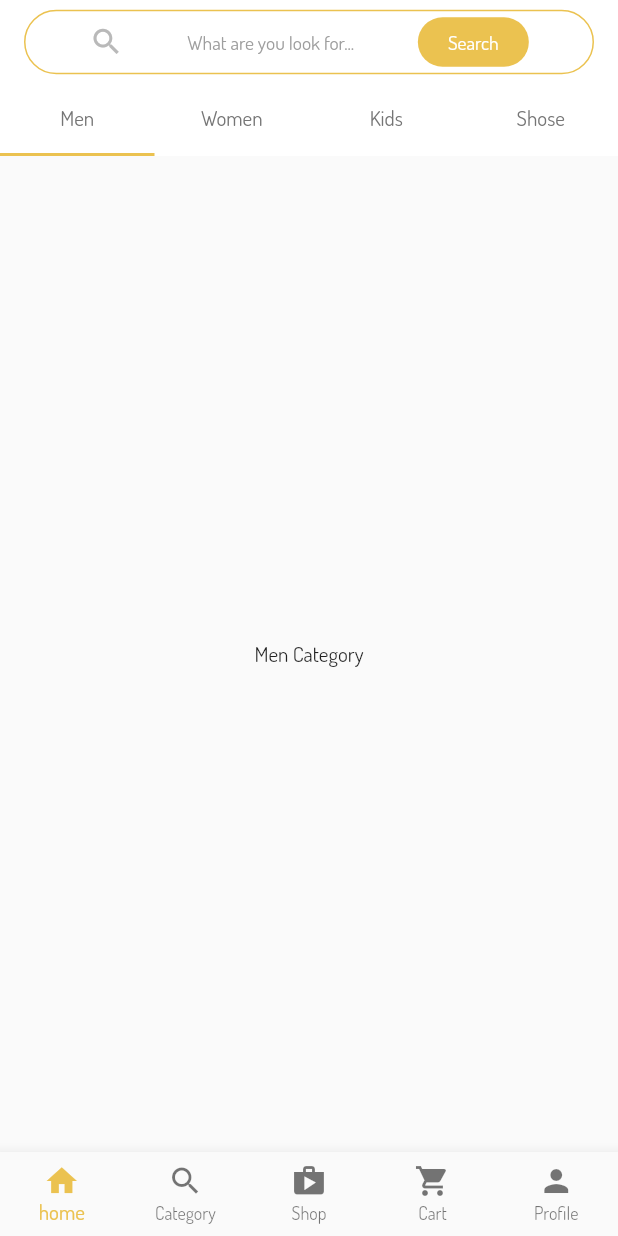
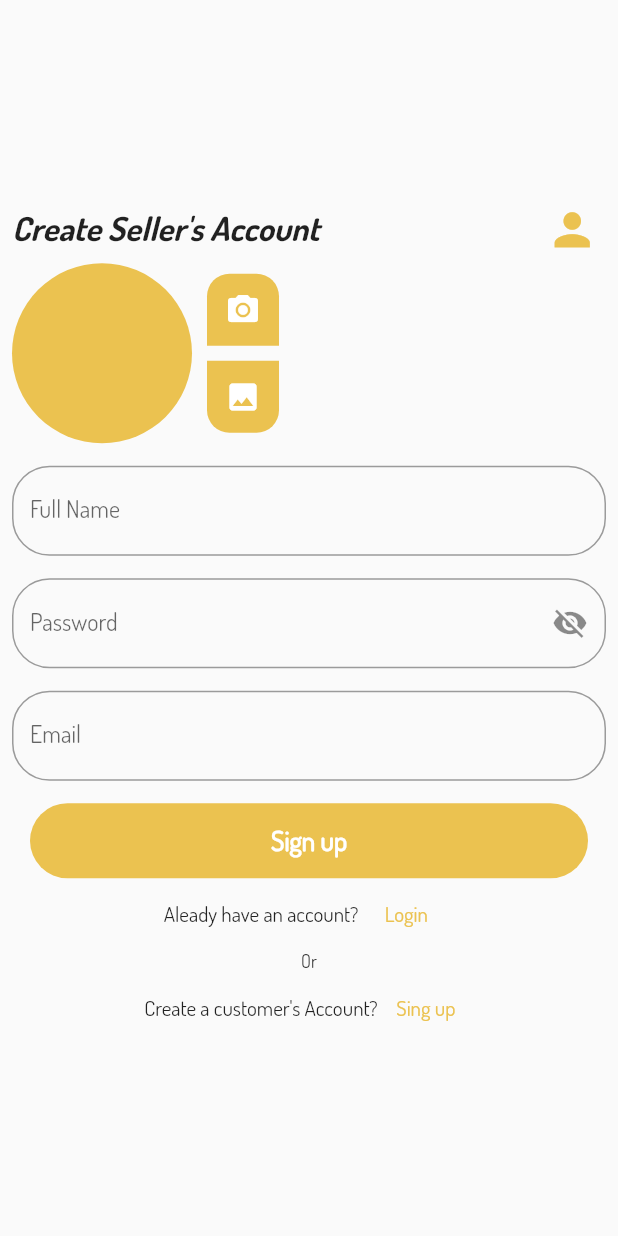
Before and after one commit to Hou-Yooni/yooni-flutter-frist, a Flutter app: the screen it shows after launch, on a phone screen of 412 x 824 dp. Run offline on Flutter 3.47's test engine with Material 2 defaults, Android fonts, the phone set to English and light mode, and no system bars; our stand-ins replace cloud_firestore, firebase_auth, firebase_core, firebase_storage, image_picker; accounts and stored records are empty.

Commit message:
feat: create seller page

```diff
--- a/lib/controllers/auth_controllers.dart
+++ b/lib/controllers/auth_controllers.dart
@@ -49,10 +49,12 @@ class AuthController {
         UserCredential cred = await _auth.createUserWithEmailAndPassword(
             email: email, password: password);
         String downloadUrl = await _uploadImageToStorage(image);
-        await _firestore.collection('users').doc(cred.user?.uid).set({
+        await _firestore.collection('customers').doc(cred.user?.uid).set({
+          'cid': cred.user!.uid,
           'fullName': fullName,
           'email': email,
           'image': downloadUrl,
+          'address': '',
         });
         res = 'success';
         print('success');
--- a/lib/main.dart
+++ b/lib/main.dart
@@ -4,6 +4,8 @@ import 'package:firebase_core/firebase_core.dart';
 import 'package:flutter/material.dart';
 import 'package:flutter/services.dart';
 import 'package:flutter_project/views/auth/landing_customer_screen.dart';
+import 'package:flutter_project/views/auth/landing_seller_screen.dart';
+import 'package:flutter_project/views/auth/seller_login_screen.dart';
 import 'package:flutter_project/views/customer_home_screen.dart';
 
 void main() async {
@@ -28,10 +30,12 @@ class MyApp extends StatelessWidget {
         primarySwatch: Colors.blue,
         fontFamily: 'Dosis-Regular',
       ),
-      initialRoute: CustomerHomeScreen.routeName,
+      initialRoute: LandingSellerScreen.routeName,
       routes: {
         CustomerHomeScreen.routeName: (context) => const CustomerHomeScreen(),
         LandingCustomerScreen.routeName: (context) => LandingCustomerScreen(),
+        LandingSellerScreen.routeName: (context) => LandingSellerScreen(),
+        SellerLoginScreen.routeName: (context) => SellerLoginScreen(),
       },
     );
   }
--- a/lib/views/auth/landing_customer_screen.dart
+++ b/lib/views/auth/landing_customer_screen.dart
@@ -4,6 +4,7 @@ import 'dart:typed_data';
 
 import 'package:flutter/material.dart';
 import 'package:flutter_project/views/auth/customer_login_screen.dart';
+import 'package:flutter_project/views/auth/landing_seller_screen.dart';
 import 'package:image_picker/image_picker.dart';
 
 import '../../controllers/auth_controllers.dart';
@@ -275,7 +276,10 @@ class _LandingCustomerScreenState extends State<LandingCustomerScreen> {
                             fontSize: 14, fontWeight: FontWeight.w500),
                       ),
                       TextButton(
-                        onPressed: () {},
+                        onPressed: () {
+                          Navigator.pushNamed(
+                              context, LandingSellerScreen.routeName);
+                        },
                         child: const Text(
                           'Sing up',
                           style: TextStyle(
--- /dev/null
+++ b/lib/views/auth/landing_seller_screen.dart
@@ -0,0 +1,383 @@
+// ignore_for_file: avoid_print, use_build_context_synchronously, unused_field, unused_local_variable, void_checks
+
+import 'dart:typed_data';
+
+import 'package:cloud_firestore/cloud_firestore.dart';
+import 'package:firebase_auth/firebase_auth.dart';
+import 'package:firebase_storage/firebase_storage.dart';
+import 'package:flutter/material.dart';
+import 'package:flutter_project/controllers/snack_bar_controllers.dart';
+import 'package:flutter_project/views/auth/landing_customer_screen.dart';
+import 'package:flutter_project/views/auth/seller_login_screen.dart';
+import 'package:image_picker/image_picker.dart';
+
+import '../../controllers/auth_controllers.dart';
+
+// ignore: use_key_in_widget_constructors
+class LandingSellerScreen extends StatefulWidget {
+  static const String routeName = 'LandingSellerScreen';
+  @override
+  State<LandingSellerScreen> createState() => _LandingSellerScreenState();
+}
+
+class _LandingSellerScreenState extends State<LandingSellerScreen> {
+  final AuthController _authController = AuthController();
+  final FirebaseAuth _firebaseAuth = FirebaseAuth.instance;
+  final FirebaseFirestore _firestore = FirebaseFirestore.instance;
+  final FirebaseStorage _firebaseStorage = FirebaseStorage.instance;
+  final GlobalKey<FormState> _formKey = GlobalKey<FormState>();
+
+  late String fullName;
+  late String email;
+  late String password;
+  bool passwordVisible = true;
+  bool isLoading = false;
+  Uint8List? _image;
+
+  // 開啟圖片庫
+  pickImageFromGallery() async {
+    Uint8List im = await _authController
+        .pickImage(ImageSource.gallery); //用於從 Uint8List 獲取圖片
+    setState(() {
+      _image = im;
+    });
+  }
+
+  // 開啟相機
+  pickImageFromCamera() async {
+    Uint8List im = await _authController
+        .pickImage(ImageSource.camera); //用於從 Uint8List 獲取圖片
+    setState(() {
+      _image = im;
+    });
+  }
+
+  // 將圖片檔案上傳至Firebase Storage
+  _uploadImageToStorage(Uint8List? image) async {
+    Reference ref = _firebaseStorage.ref().child('profiles').child(fullName);
+    UploadTask uploadTask = ref.putData(image!);
+    TaskSnapshot snap = await uploadTask;
+    String downloadUrl = await snap.ref.getDownloadURL();
+    return downloadUrl;
+  }
+
+  // 註冊
+  void signUp() async {
+    setState(() {
+      isLoading = true;
+    });
+    try {
+      if (_formKey.currentState!.validate()) {
+        if (_image != null) {
+          UserCredential cred =
+              await _firebaseAuth.createUserWithEmailAndPassword(
+            email: email,
+            password: password,
+          );
+          String downloadUrl = await _uploadImageToStorage(_image);
+          await _firestore.collection('sellers').doc(cred.user?.uid).set(
+            {
+              'sellerUid': cred.user!.uid,
+              'storeName': fullName,
+              'email': email,
+              'address': '',
+              'image': downloadUrl,
+            },
+          ).whenComplete(() {
+            setState(() {
+              isLoading = false;
+            });
+          });
+
+          //註冊成功後清理畫面上資料
+          _formKey.currentState!.reset();
+          setState(() {
+            _image = null;
+          });
+        } else {
+          return snackBar('Please Pick Image', context);
+        }
+      } else {
+        return snackBar('Please Pick Image', context);
+      }
+    } catch (e) {
+      print(e);
+    }
+  }
+
+  @override
+  Widget build(BuildContext context) {
+    return Scaffold(
+        // resizeToAvoidBottomInset: false,
+        body: Padding(
+      padding: const EdgeInsets.all(8.0),
+      child: Center(
+        child: SingleChildScrollView(
+          child: Form(
+            key: _formKey,
+            child: Column(
+              mainAxisAlignment: MainAxisAlignment.center,
+              children: [
+                Row(
+                  mainAxisAlignment: MainAxisAlignment.spaceBetween,
+                  children: [
+                    const Text(
+                      "Create Seller's Account",
+                      style: TextStyle(
+                          fontSize: 22,
+                          fontWeight: FontWeight.bold,
+                          fontFamily: 'Dosis-Bold',
+                          fontStyle: FontStyle.italic),
+                    ),
+                    IconButton(
+                      onPressed: () {},
+                      icon: const Icon(
+                        Icons.person,
+                        size: 35,
+                        color: Color.fromARGB(255, 235, 194, 80),
+                      ),
+                    ),
+                  ],
+                ),
+                Row(
+                  children: [
+                    _image != null
+                        ? CircleAvatar(
+                            radius: 60,
+                            backgroundColor:
+                                const Color.fromARGB(255, 235, 194, 80),
+                            backgroundImage: MemoryImage(_image!),
+                          )
+                        : const CircleAvatar(
+                            radius: 60,
+                            backgroundColor: Color.fromARGB(255, 235, 194, 80),
+                          ),
+                    const SizedBox(
+                      width: 10,
+                    ),
+                    Column(
+                      children: [
+                        Container(
+                          decoration: const BoxDecoration(
+                            color: Color.fromARGB(255, 235, 194, 80),
+                            borderRadius: BorderRadius.only(
+                                topLeft: Radius.circular(15),
+                                topRight: Radius.circular(15)),
+                          ),
+                          child: IconButton(
+                            onPressed: () {
+                              pickImageFromCamera();
+                            },
+                            icon: const Icon(
+                              Icons.camera_alt,
+                              color: Colors.white,
+                            ),
+                          ),
+                        ),
+                        const SizedBox(
+                          height: 10,
+                        ),
+                        Container(
+                          decoration: const BoxDecoration(
+                            color: Color.fromARGB(255, 235, 194, 80),
+                            borderRadius: BorderRadius.only(
+                                bottomLeft: Radius.circular(15),
+                                bottomRight: Radius.circular(15)),
+                          ),
+                          child: IconButton(
+                            onPressed: () {
+                              pickImageFromGallery();
+                            },
+                            icon: const Icon(
+                              Icons.photo,
+                              color: Colors.white,
+                            ),
+                          ),
+                        ),
+                      ],
+                    )
+                  ],
+                ),
+                const SizedBox(
+                  height: 15,
+                ),
+                Column(
+                  children: [
+                    TextFormField(
+                      validator: (value) {
+                        if (value!.isEmpty) {
+                          return 'Please enter your name';
+                        } else {
+                          return null;
+                        }
+                      },
+                      decoration: InputDecoration(
+                        labelText: 'Full Name',
+                        hintText: 'Enter your full name',
+                        border: OutlineInputBorder(
+                          borderRadius: BorderRadius.circular(25),
+                        ),
+                      ),
+                      onChanged: (String value) {
+                        fullName = value;
+                      },
+                    ),
+                    const SizedBox(
+                      height: 15,
+                    ),
+                    TextFormField(
+                      validator: (value) {
+                        if (value!.isEmpty) {
+                          return 'Please enter your password';
+                        } else {
+                          return null;
+                        }
+                      },
+                      obscureText: passwordVisible,
+                      decoration: InputDecoration(
+                        suffixIcon: IconButton(
+                          onPressed: () {
+                            setState(() {
+                              passwordVisible = !passwordVisible;
+                            });
+                          },
+                          icon: passwordVisible
+                              ? const Icon(
+                                  Icons.visibility_off,
+                                )
+                              : const Icon(
+                                  Icons.visibility,
+                                ),
+                        ),
+                        labelText: 'Password',
+                        hintText: 'Enter your Password',
+                        border: OutlineInputBorder(
+                          borderRadius: BorderRadius.circular(25),
+                        ),
+                      ),
+                      onChanged: (String value) {
+                        password = value;
+                      },
+                    ),
+                    const SizedBox(
+                      height: 15,
+                    ),
+                    TextFormField(
+                      validator: (value) {
+                        if (value!.isEmpty) {
+                          return 'Please enter your email';
+                        } else {
+                          return null;
+                        }
+                      },
+                      decoration: InputDecoration(
+                        labelText: 'Email',
+                        hintText: 'Enter your Email',
+                        border: OutlineInputBorder(
+                          borderRadius: BorderRadius.circular(25),
+                        ),
+                      ),
+                      onChanged: (String value) {
+                        email = value;
+                      },
+                    ),
+                    const SizedBox(
+                      height: 15,
+                    ),
+                    // ignore: sized_box_for_whitespace
+                    GestureDetector(
+                      onTap: () {
+                        signUp();
+                      },
+                      child: Container(
+                        width: MediaQuery.of(context).size.width - 40,
+                        height: 50,
+                        decoration: BoxDecoration(
+                          color: const Color.fromARGB(255, 235, 194, 80),
+                          borderRadius: BorderRadius.circular(25),
+                        ),
+                        child: Center(
+                          child: isLoading
+                              ? const CircularProgressIndicator(
+                                  color: Colors.white,
+                                )
+                              : const Text(
+                                  'Sign up',
+                                  style: TextStyle(
+                                    color: Colors.white,
+                                    fontSize: 18,
+                                    fontWeight: FontWeight.bold,
+                                  ),
+                                ),
+                        ),
+                      ),
+                    ),
+                    Row(
+                      mainAxisAlignment: MainAxisAlignment.center,
+                      children: [
+                        const Text(
+                          'Aleady have an account?',
+                          style: TextStyle(
+                            fontSize: 14,
+                            fontWeight: FontWeight.w500,
+                          ),
+                        ),
+                        TextButton(
+                          onPressed: () {
+                            Navigator.pushNamed(
+                              context,
+                              SellerLoginScreen.routeName,
+                            );
+                          },
+                          child: const Text(
+                            'Login',
+                            style: TextStyle(
+                              color: Color.fromARGB(255, 235, 194, 80),
+                            ),
+                          ),
+                        ),
+                      ],
+                    ),
+                    const Text(
+                      'Or',
+                      style:
+                          TextStyle(fontSize: 12, fontWeight: FontWeight.w500),
+                    ),
+                    Row(
+                      mainAxisAlignment: MainAxisAlignment.center,
+                      children: [
+                        const Text(
+                          "Create a customer's Account?",
+                          style: TextStyle(
+                            fontSize: 14,
+                            fontWeight: FontWeight.w500,
+                          ),
+                        ),
+                        TextButton(
+                          onPressed: () {
+                            Navigator.of(context).push(
+                              MaterialPageRoute(
+                                builder: (BuildContext context) =>
+                                    LandingCustomerScreen(),
+                              ),
+                            );
+                          },
+                          child: const Text(
+                            'Sing up',
+                            style: TextStyle(
+                              color: Color.fromARGB(255, 235, 194, 80),
+                            ),
+                          ),
+                        ),
+                      ],
+                    ),
+                  ],
+                )
+              ],
+            ),
+          ),
+        ),
+      ),
+    ));
+  }
+}
--- a/lib/views/profile_screen.dart
+++ b/lib/views/profile_screen.dart
@@ -16,7 +16,7 @@ class _ProfileScreenState extends State<ProfileScreen> {
   Widget build(BuildContext context) {
     final FirebaseAuth auth = FirebaseAuth.instance;
     CollectionReference customer =
-        FirebaseFirestore.instance.collection('users');
+        FirebaseFirestore.instance.collection('customers');
     return FutureBuilder(
       future: customer.doc(auth.currentUser!.uid).get(),
       builder:
```
Also changed, not shown: lib/views/auth/seller_login_screen.dart (added, +188 -0 lines).
